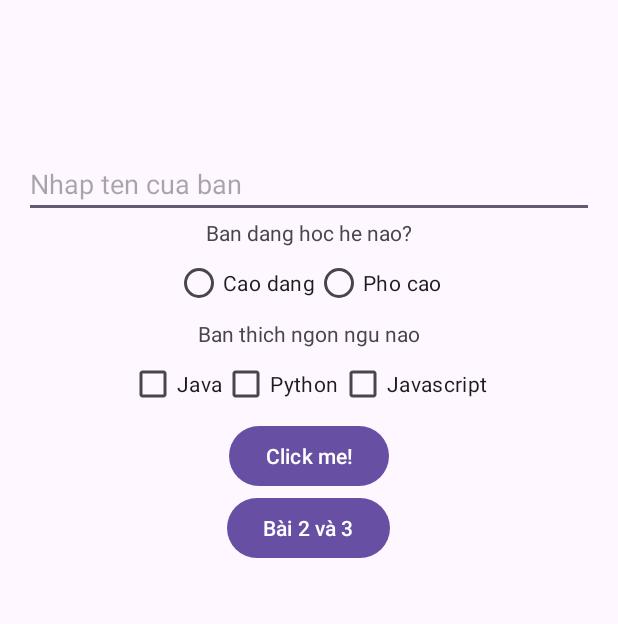
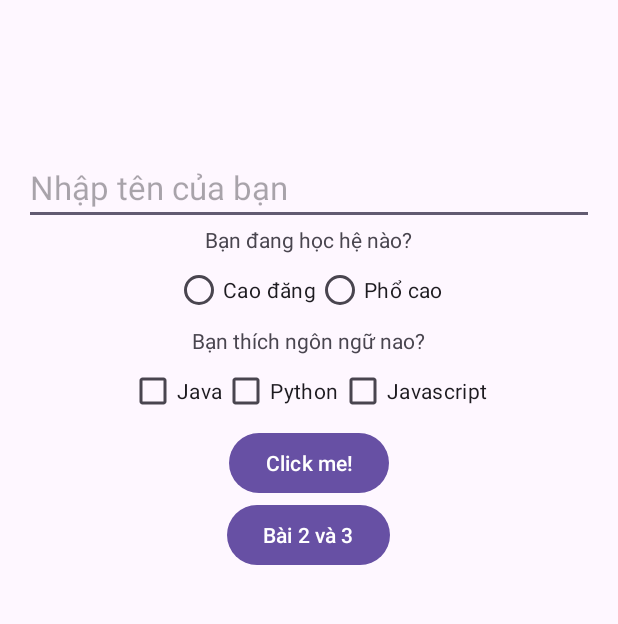
Before and after one commit to tuando18/Lab2_PH31763, an Android app: the screen it shows after launch (MainActivity), on a phone screen of 412 x 824 dp, the part 188-812 px from its top. Run offline under Robolectric (Android 15) with nearby library versions, the phone set to English and light mode, and no system bars.

Commit message:
Code lab 2

```diff
--- a/app/src/main/res/layout/activity_main.xml
+++ b/app/src/main/res/layout/activity_main.xml
@@ -19,12 +19,13 @@
         android:layout_marginTop="100dp"
         android:layout_width="match_parent"
         android:layout_height="wrap_content"
-        android:hint="Nhap ten cua ban"/>
+        android:textSize="22dp"
+        android:hint="Nhập tên của bạn"/>
 
     <TextView
         android:layout_width="wrap_content"
         android:layout_height="wrap_content"
-        android:text="Ban dang hoc he nao?"/>
+        android:text="Bạn đang học hệ nào?"/>
 
     <RadioGroup
         android:layout_width="match_parent"
@@ -35,18 +36,18 @@
         <RadioButton
             android:layout_width="wrap_content"
             android:layout_height="wrap_content"
-            android:text="Cao dang"/>
+            android:text="Cao đăng"/>
 
         <RadioButton
             android:layout_width="wrap_content"
             android:layout_height="wrap_content"
-            android:text="Pho cao"/>
+            android:text="Phổ cao"/>
     </RadioGroup>
 
     <TextView
         android:layout_width="wrap_content"
         android:layout_height="wrap_content"
-        android:text="Ban thich ngon ngu nao"/>
+        android:text="Bạn thích ngôn ngữ nao?"/>
 
     <LinearLayout
         android:layout_width="match_parent"
@@ -85,6 +86,6 @@
         android:layout_width="wrap_content"
         android:layout_height="wrap_content"
         android:id="@+id/tv_result"
-        android:textSize="25sp"
+        android:textSize="25dp"
         android:textColor="@android:color/holo_red_dark"/>
 </LinearLayout>
```
